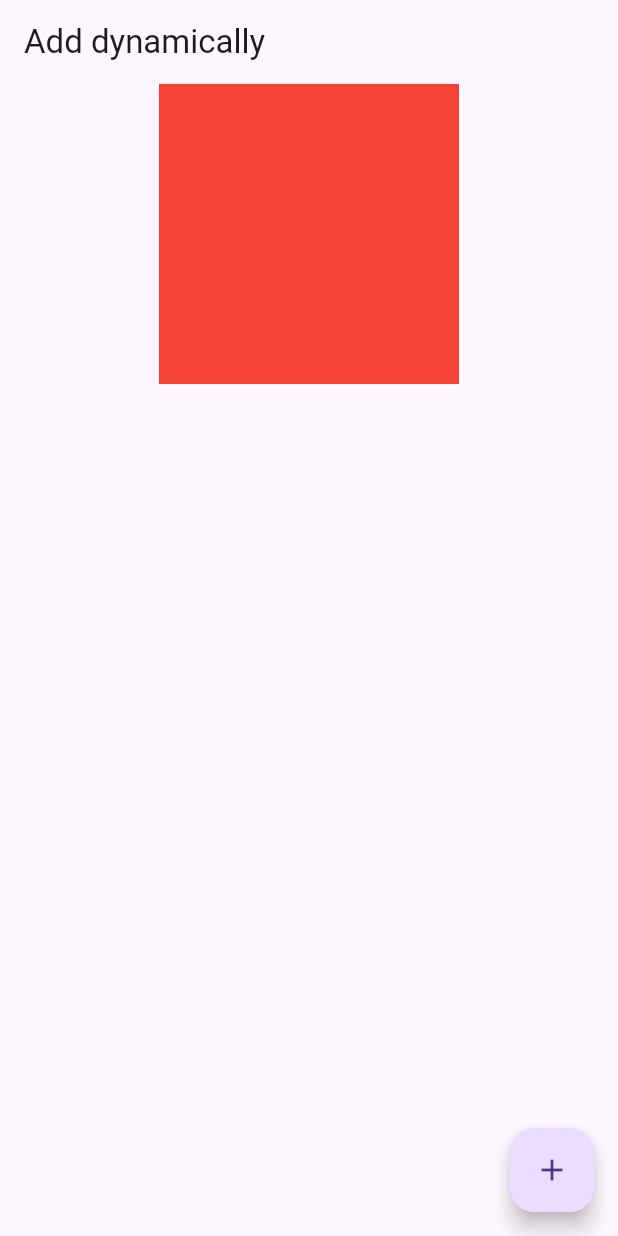
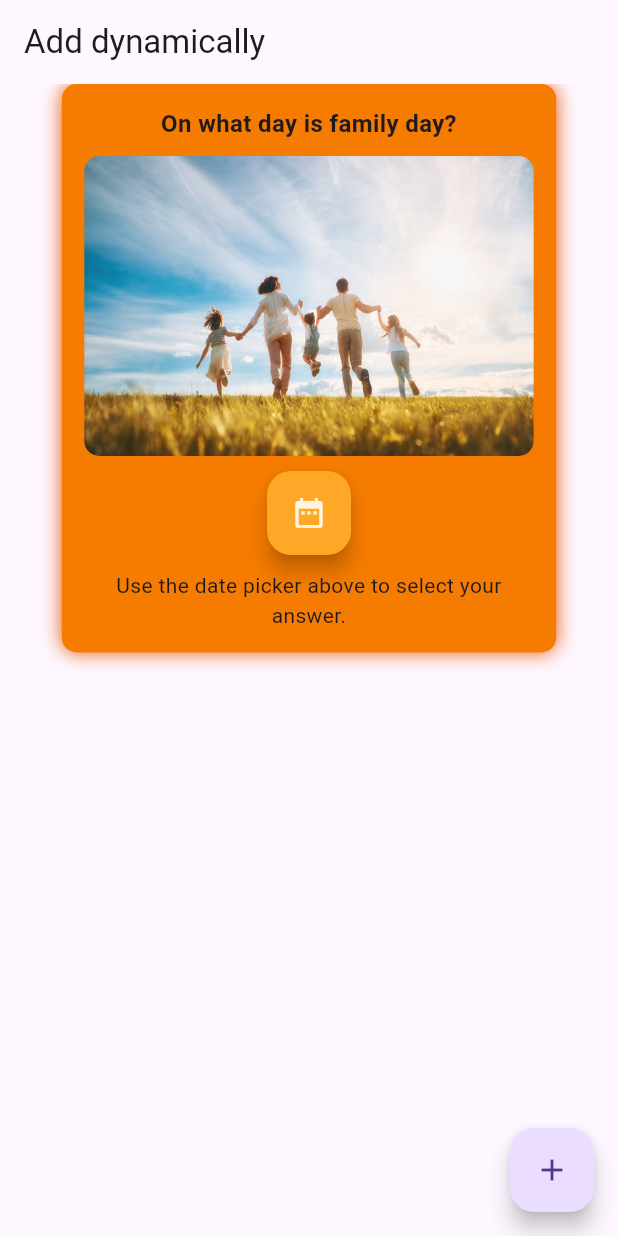
Before and after one commit to De4nWhit3/flutter_task12, a Flutter app: the screen it shows after launch, after a tap on the "add" icon, on a phone screen of 412 x 824 dp. Run offline on Flutter 3.47's test engine with Material 2 defaults, Android fonts, the light colour scheme and no system bars.

Commit message:
added code to show questions dynamically when pushing on fab

```diff
--- a/lib/main.dart
+++ b/lib/main.dart
@@ -35,7 +35,7 @@ class HomePage extends StatelessWidget {
     const currentScreen = Screens.questionScreen;
     // const currentScreen = Screens.questionScreen;
 
-    return const GenerateQuestion();
+    return GenerateQuestion();
 
     // switch (currentScreen) {
     //   case (Screens.questionScreen):
--- a/lib/screens/question_screen_fixed.dart
+++ b/lib/screens/question_screen_fixed.dart
@@ -1,7 +1,118 @@
 import 'package:flutter/material.dart';
 
+import '../data/answer.dart';
+import '../data/question.dart';
+import '../widgets/date_question_widget.dart';
+import '../widgets/question_widget_container.dart';
+import '../widgets/radio_question_widget.dart';
+import '../widgets/switch_question_widget_wrapper.dart';
+import '../widgets/text_question_widget.dart';
+
 class GenerateQuestion extends StatefulWidget {
-  const GenerateQuestion({super.key});
+  final List<Question> questions = [];
+  GenerateQuestion({super.key}) {
+    questions.add(
+      Question(
+          questionText: 'On what day is family day?',
+          answers: [
+            Answer(answer: 'SomeDate', isCorrect: true),
+          ],
+          category: 'Public Holidays',
+          imgURL: 'assets/family.jpg',
+          type: 'date',
+          hint: 'Use the date picker above to select your answer.'),
+    );
+    questions.add(
+      Question(
+          questionText: 'How many fingers does Mickey Mouse have?',
+          answers: [
+            Answer(answer: 'Five', isCorrect: false),
+            Answer(answer: 'Four', isCorrect: true),
+            Answer(answer: 'Six', isCorrect: false),
+          ],
+          category: 'characters',
+          imgURL: 'assets/mickey.jpg',
+          type: 'radio',
+          hint: 'Select one of the above answers by clicking on the radios.'),
+    );
+    questions.add(
+      Question(
+          questionText:
+              'Unscramble the following letters into a word: APPEIPLNE',
+          answers: [
+            Answer(answer: 'PINEAPPLE', isCorrect: true),
+          ],
+          category: 'food',
+          imgURL: 'assets/fruits.jpg',
+          type: 'text',
+          hint: 'It is a yellow fruit.'),
+    );
+    questions.add(
+      Question(
+          questionText: 'Which of the following ingredients go into a cake?',
+          answers: [
+            Answer(answer: 'eggs', isCorrect: true),
+            Answer(answer: 'flour', isCorrect: true),
+            Answer(answer: 'hand lotion', isCorrect: false),
+            Answer(answer: 'milk', isCorrect: true),
+          ],
+          category: 'food',
+          imgURL: 'assets/cake.jpg',
+          type: 'switch',
+          hint:
+              'Toggle the switches to indicate which ingredients are correct.'),
+    );
+    questions.add(
+      Question(
+          questionText: 'On which day is the Polo World Championship?',
+          answers: [
+            Answer(answer: 'SomeDate', isCorrect: true),
+          ],
+          category: 'sports',
+          imgURL: 'assets/horse.jpeg',
+          type: 'date',
+          hint: 'It takes place on a Saturday in May.'),
+    );
+    questions.add(
+      Question(
+          questionText: 'Who is the most prominent figure in gravity?',
+          answers: [
+            Answer(answer: 'Isaac Newton', isCorrect: true),
+            Answer(answer: 'Bill Gates', isCorrect: false),
+            Answer(answer: 'Edgar Allan Poe', isCorrect: false),
+            Answer(answer: 'Julius Malema', isCorrect: false),
+          ],
+          category: 'people',
+          imgURL: 'assets/math.png',
+          type: 'radio',
+          hint: 'He lived in the 1600s.'),
+    );
+    questions.add(
+      Question(
+          questionText: 'What is the most famous Pokemon?',
+          answers: [
+            Answer(answer: 'Pikachu', isCorrect: true),
+          ],
+          category: 'characters',
+          imgURL: 'assets/pokemon.jpeg',
+          type: 'text',
+          hint: 'It\'s considered a mouse with red cheeks.'),
+    );
+    questions.add(
+      Question(
+          questionText: 'Who below are related to the field of science?',
+          answers: [
+            Answer(answer: 'Albert Einstein', isCorrect: true),
+            Answer(answer: 'Michio Kaku', isCorrect: true),
+            Answer(answer: 'Elvis Presley', isCorrect: false),
+            Answer(answer: 'Britney Spears', isCorrect: false),
+          ],
+          category: 'people',
+          imgURL: 'assets/science.jpg',
+          type: 'switch',
+          hint: 'Include all fields of science'),
+    );
+  }
 
   @override
   State<GenerateQuestion> createState() => _GenerateQuestionState();
@@ -9,10 +120,16 @@ class GenerateQuestion extends StatefulWidget {
 
 class _GenerateQuestionState extends State<GenerateQuestion> {
   List<MyDynamicWidget> myWidgets = [];
+  int index = 0;
 
   addDynamic() {
     setState(() {});
-    myWidgets.add(const MyDynamicWidget());
+    myWidgets.add(MyDynamicWidget(
+      element: widget.questions[index++],
+    ));
+    if (index == widget.questions.length) {
+      index = 0;
+    }
   }
 
   @override
@@ -38,23 +155,38 @@ class _GenerateQuestionState extends State<GenerateQuestion> {
 }
 
 class MyDynamicWidget extends StatelessWidget {
-  const MyDynamicWidget({super.key});
+  MyDynamicWidget({super.key, required this.element});
+  final Question element;
 
   @override
   Widget build(BuildContext context) {
-    return Center(
-      child: Column(
-        children: [
-          Container(
-            width: 200,
-            height: 200,
-            color: Colors.red,
-          ),
-          const SizedBox(
-            height: 20,
-          ),
-        ],
-      ),
+    Widget widget = switch (element.type) {
+      'date' => QuestionWidgetContainer(
+          question: element,
+          questionWidget: const DateQuestionWidget(),
+        ),
+      'radio' => QuestionWidgetContainer(
+          question: element,
+          questionWidget: RadioQuestionWidget(answers: element.answers),
+        ),
+      'text' => QuestionWidgetContainer(
+          question: element,
+          questionWidget: const TextQuestionWidget(),
+        ),
+      'switch' => QuestionWidgetContainer(
+          question: element,
+          questionWidget: SwitchQuestionWidgetWrapper(answers: element.answers),
+        ),
+      String() => const Placeholder(),
+    };
+
+    return Column(
+      children: [
+        widget,
+        const SizedBox(
+          height: 30,
+        )
+      ],
     );
   }
 }
@@ -69,6 +201,6 @@ class MyQuestionPage extends StatefulWidget {
 class _MyQuestionPageState extends State<MyQuestionPage> {
   @override
   Widget build(BuildContext context) {
-    return const GenerateQuestion();
+    return GenerateQuestion();
   }
 }
```
